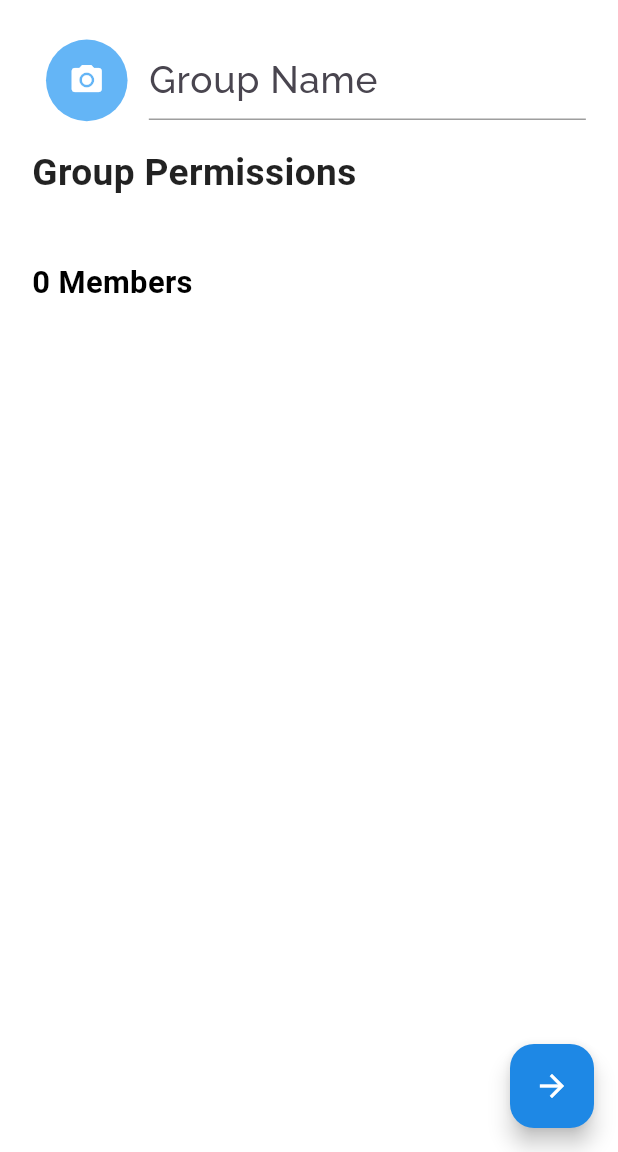
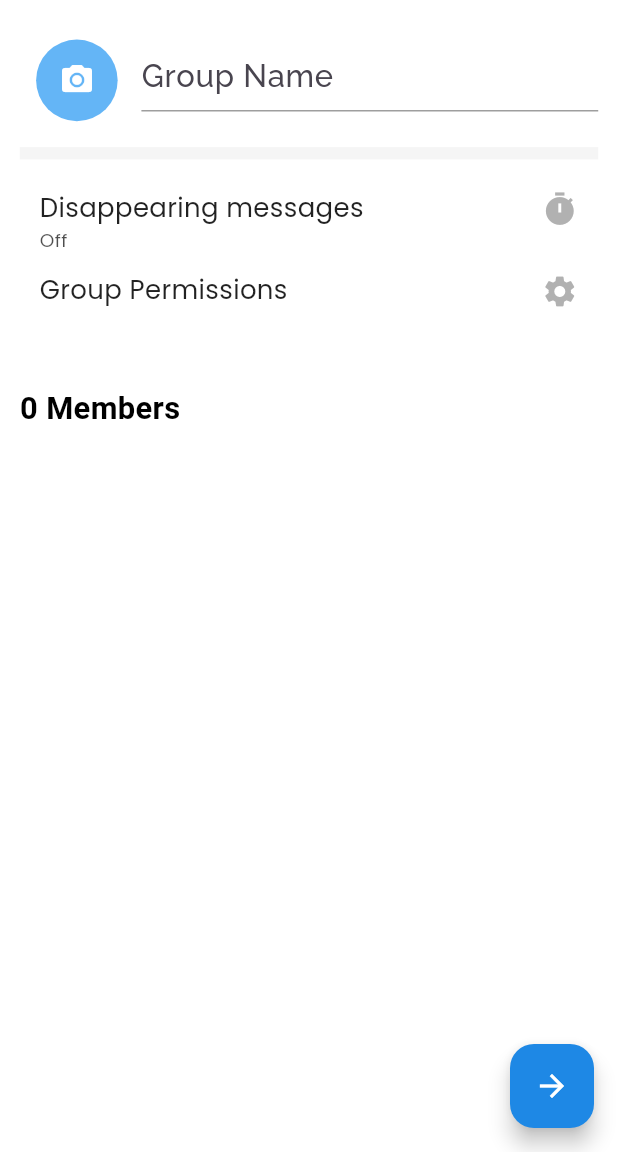
Before and after one commit to Honeypanchal/chatapp, a Flutter app: the NewGroupDefinition screen opened directly with empty values, on a phone screen of 412 x 824 dp, the part 84-1236 px from its top. Run offline on Flutter 3.47's test engine with Material 3 defaults, Android fonts, the phone set to English and light mode, and no system bars; our stand-ins replace cloud_firestore, firebase_auth, firebase_core, flutter_chat_bubble, google_sign_in; accounts and stored records are empty.

Commit message:
Passing group id

```diff
--- a/lib/Pages/GroupChatLayout/GroupChatPage.dart
+++ b/lib/Pages/GroupChatLayout/GroupChatPage.dart
@@ -12,7 +12,9 @@ class _GroupchatpageState extends State<Groupchatpage> {
   @override
   Widget build(BuildContext context) {
     return Scaffold(
-
+body: Container(
+  child: Text(widget.newGroup.groupId!),
+),
     );
   }
 }
--- a/lib/Pages/GroupChatLayout/new_group_definition.dart
+++ b/lib/Pages/GroupChatLayout/new_group_definition.dart
@@ -26,38 +26,56 @@ class _NewGroupDefinitionState extends State<NewGroupDefinition> {
     return Scaffold(
       backgroundColor: Colors.white,
       appBar: AppBar(
-        title: Text('New  Group',style: TextStyle(fontFamily: 'Raleway'),),
+        title: Text(
+          'New  Group',
+          style: TextStyle(fontFamily: 'Raleway'),
+        ),
         backgroundColor: Colors.blue[600], // WhatsApp color
       ),
       body: SingleChildScrollView(
         child: Padding(
-          padding: EdgeInsets.symmetric(horizontal: width*0.052,vertical: height*0.032),
+          padding: EdgeInsets.symmetric(
+              horizontal: width * 0.032, vertical: height * 0.032),
           child: Column(
             crossAxisAlignment: CrossAxisAlignment.start,
             children: [
               // Group Name Section
               Row(
+                mainAxisAlignment: MainAxisAlignment.start,
+                crossAxisAlignment: CrossAxisAlignment.start,
                 children: [
                   Expanded(
                     child: CircleAvatar(
-                      radius: width*0.066,
+                      radius: width * 0.066,
                       backgroundColor: Colors.blue.shade300,
-                      child: Icon(Icons.camera_alt,color: Colors.white,),
+                      child: Icon(
+                        Icons.camera_alt,
+                        color: Colors.white,
+                      ),
                     ),
-                  ),SizedBox(width: width*0.012,),
-                  Expanded(flex: 4,
+                  ),
+                  SizedBox(
+                    width: width * 0.012,
+                  ),
+                  Expanded(
+                    flex: 4,
                     child: TextFormField(
                       controller: _groupName,
-                      decoration: InputDecoration(focusedBorder: UnderlineInputBorder(
-                        borderSide: BorderSide(color: Colors.blue, width: 2.0), // Color when focused
-                      ),
+                      decoration: InputDecoration(
+                          focusedBorder: UnderlineInputBorder(
+                            borderSide: BorderSide(
+                                color: Colors.blue,
+                                width: 2.0), // Color when focused
+                          ),
                           enabledBorder: UnderlineInputBorder(
-                            borderSide: BorderSide(color: Colors.grey, width: 1.0), // Color when not focused
-                          ),hintText: 'Group Name'),
+                            borderSide: BorderSide(
+                                color: Colors.grey,
+                                width: 1.0), // Color when not focused
+                          ),
+                          hintText: 'Group Name'),
                       style: TextStyle(
-                        fontSize: width * 0.06,
+                        fontSize: width * 0.05,
                         fontFamily: 'Raleway',
-
                         color: Colors.black,
                       ),
                       validator: (val) {
@@ -71,13 +89,76 @@ class _NewGroupDefinitionState extends State<NewGroupDefinition> {
                 ],
               ),
               SizedBox(height: height * 0.02),
+              Divider(
+                height: height * 0.012,
+                color: Colors.grey.shade100,
+                thickness: width * 0.02,
+              ),
+              SizedBox(
+                height: height * 0.012,
+              ),
               // Permissions Section
-              Text(
-                'Group Permissions',
-                style: TextStyle(
-                  fontSize: width * 0.06,
-                  fontWeight: FontWeight.w600,
-                  color: Colors.black87,
+              Padding(
+                padding: EdgeInsets.symmetric(
+                    horizontal: width * 0.032, vertical: height * 0.012),
+                child: Container(
+                  width: width,
+                  decoration: BoxDecoration(
+                    color: Colors.white,
+                  ),
+                  child: Column(
+                    mainAxisAlignment: MainAxisAlignment.start,
+                    crossAxisAlignment: CrossAxisAlignment.start,
+                    children: [
+                      Row(
+                        children: [
+                          Text(
+                            'Disappearing messages ',
+                            style: TextStyle(
+                              fontSize: width * 0.042,
+                              fontFamily: 'Poppins',
+                              color: Colors.black87,
+                            ),
+                          ),Spacer(),
+                          Opacity(
+                              opacity: 0.8,
+                              child: Icon(
+                                Icons.timer,
+                                color: Colors.grey,
+                              size: width*0.06,))
+                        ],
+                      ),
+                      Opacity(
+                        opacity: 0.8,
+                        child: Text(
+                          'Off',
+                          style: TextStyle(
+                            fontSize: width * 0.03,
+                            fontFamily: 'Poppins',
+                            color: Colors.black87,
+                          ),
+                        ),
+                      ),SizedBox(height: height*0.014,),
+                      Row(
+                        children: [
+                          Text(
+                            'Group Permissions',
+                            style: TextStyle(
+                              fontSize: width * 0.042,
+                              fontFamily: 'Poppins',
+                              color: Colors.black87,
+                            ),
+                          ),Spacer(),
+                          Opacity(
+                              opacity: 0.8,
+                              child: Icon(
+                                Icons.settings,
+                                color: Colors.grey,
+                                size: width*0.06,))
+                        ],
+                      ),
+                    ],
+                  ),
                 ),
               ),
               SizedBox(height: height * 0.02),
--- a/lib/models/Group.dart
+++ b/lib/models/Group.dart
@@ -2,7 +2,7 @@ import 'package:chatapp/models/CustomClass.dart';
 import 'package:cloud_firestore/cloud_firestore.dart';
 
 class Group {
-
+      String? groupId;
   final String groupName;
   final String groupIcon;
   final String groupDescription;
@@ -23,7 +23,7 @@ class Group {
     this.groupSettings=true,
     this.sendMessages=true,
     this.addOtherMembers=true,
-
+required this.groupId,
 
 
   });
@@ -42,7 +42,11 @@ class Group {
       "addOtherMembers":addOtherMembers,
     };
   }
+void addId(String id )
+{
+  this.groupId=id;
 
+}
 
   Group getGroupDetails(DocumentSnapshot doc) {
     return Group(
@@ -56,6 +60,7 @@ class Group {
       groupSettings: doc['groupSettings'],
       sendMessages: doc['sendMessages'],
       addOtherMembers: doc['addOtherMembers'],
+      groupId: doc['groupId']
     );
   }
 }
--- a/lib/services/groupChat.dart
+++ b/lib/services/groupChat.dart
@@ -11,15 +11,20 @@ Future<Group> createNewGroup(
     String createdBy,
     List<String> participants,
     Timestamp createdAt) async {
+  Group newGroup = Group(
+    groupId: '',
+    groupName: 'My Group',
+    groupIcon: 'icon_url',
+    groupDescription: 'This is a group.',
+    createdBy: 'User1',
+    participants: ['User1', 'User2'],
+    createdAt: Timestamp.now(),
+  );
 
-  Group newGroup=Group(
-      groupName: groupName,
-      groupIcon: groupIcon,
-      groupDescription: groupDescription,
-      createdBy: createdBy,
-      participants: participants,
-      createdAt: createdAt);
+  final newGroupRef = await groupsDb.add(newGroup.toMap());
+  String newGroupId = newGroupRef.id;
+  newGroup.addId(newGroupId);
 
-  final newGroupId =  groupsDb.add(  newGroup.toMap() );
+
   return newGroup;
 }
```
